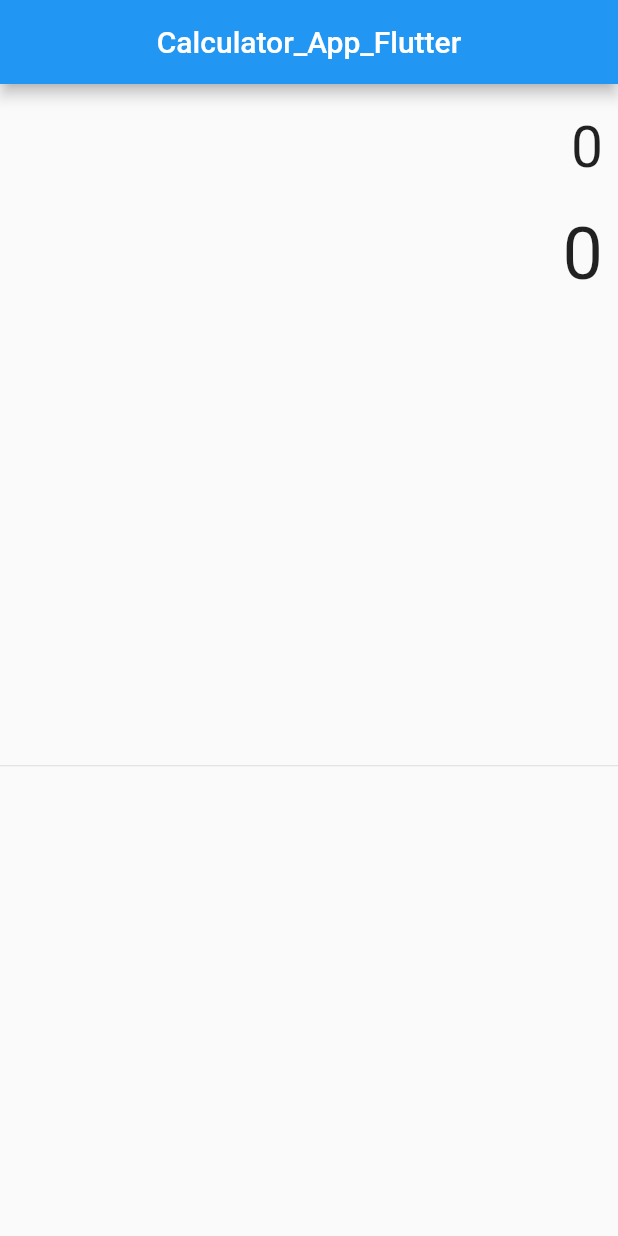
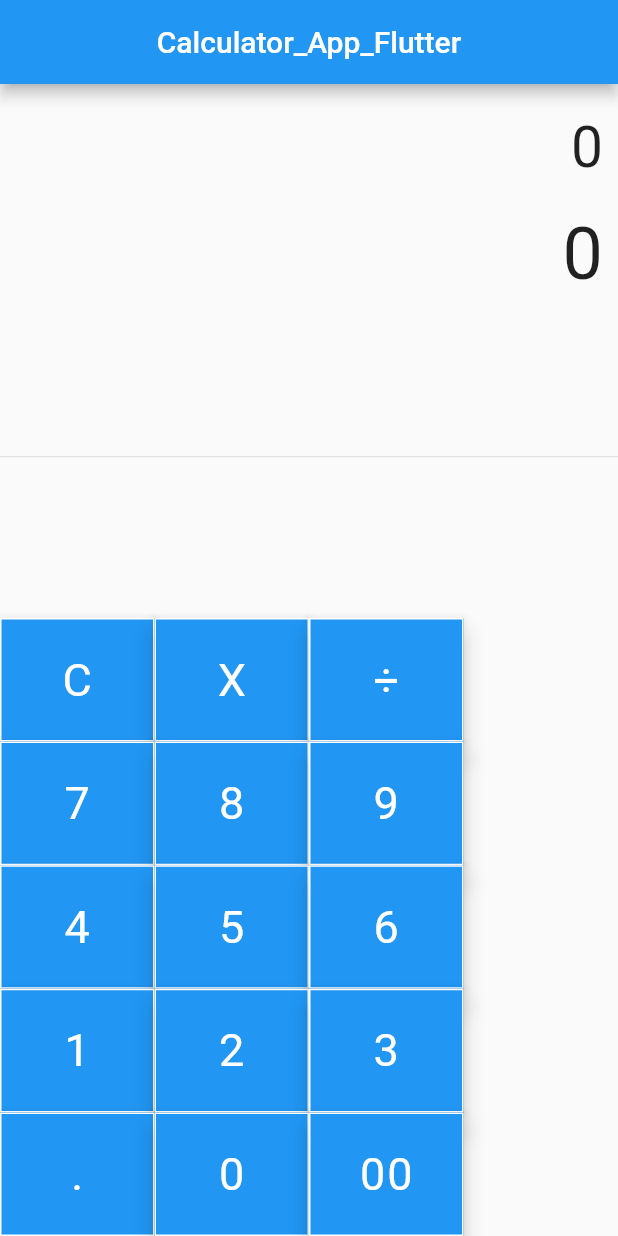
Before and after one commit to shivam1raj5/Calculator_App_Flutter, a Flutter app: the screen it shows after launch, on a phone screen of 412 x 824 dp. Run offline on Flutter 3.47's test engine with Material 2 defaults, Android fonts, the phone set to English and light mode, and no system bars; our stand-ins replace math_expressions.

Commit message:
Buttons are added

```diff
--- a/lib/main.dart
+++ b/lib/main.dart
@@ -101,7 +101,49 @@ class _SimpleCalculatorState extends State<SimpleCalculator> {
                   width: MediaQuery.of(context).size.width *.75,
                   child: Table(
                     children: [
+                      TableRow(
+                          children: [
+                            buildButton("C",1,  const Color.fromARGB(192,192,192,0)),
+                            buildButton("X",1, Colors.blue),
+                            buildButton("÷",1, Colors.blue),
 
+                          ]
+                      ),
+                      TableRow(
+                          children: [
+                            buildButton("7",1, Colors.black45),
+                            buildButton("8",1, Colors.black45),
+                            buildButton("9",1, Colors.black45),
+
+                          ]
+                      ),
+                      TableRow(
+                          children: [
+                            buildButton("4",1, Colors.black45),
+                            buildButton("5",1, Colors.black45),
+                            buildButton("6",1, Colors.black45),
+
+                          ]
+                      ),
+
+
+                      TableRow(
+                          children: [
+                            buildButton("1",1, Colors.black45),
+                            buildButton("2",1, Colors.black45),
+                            buildButton("3",1, Colors.black45),
+
+                          ]
+                      ),
+
+                      TableRow(
+                          children: [
+                            buildButton(".",1, Colors.black45),
+                            buildButton("0",1, Colors.black45),
+                            buildButton("00",1, Colors.black45),
+
+                          ]
+                      ),
                     ],
                   ),
                 ),
```
